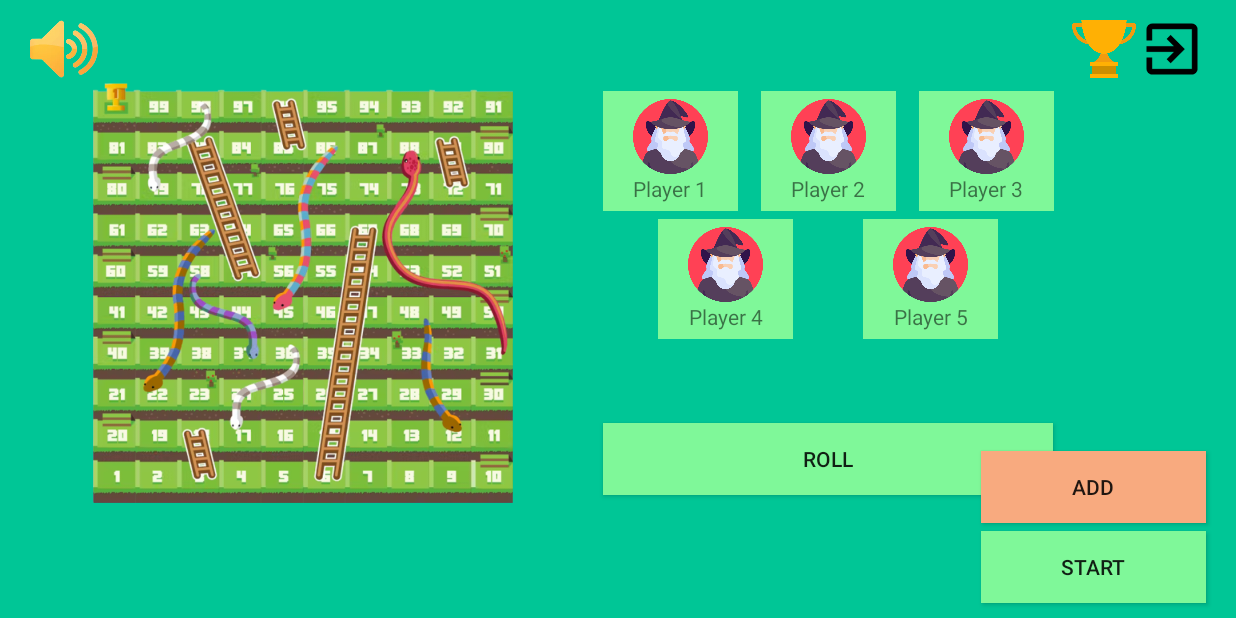
After one commit to aparzero30/snakeAndLadders, an Android app: the fragment BoardFragment placed in its activity, on a phone screen of 824 x 412 dp (held sideways). The commit adds this screen. Run offline under Robolectric (Android 15) with nearby library versions, the phone set to English and light mode, and no system bars.

Commit message:
added board fragment

```diff
--- /dev/null
+++ b/app/src/main/java/ph/stacktrek/novare/laco/aj/cinco/jimuel/snakeandladder/BoardFragment.kt
@@ -0,0 +1,59 @@
+package ph.stacktrek.novare.laco.aj.cinco.jimuel.snakeandladder
+
+import android.os.Bundle
+import androidx.fragment.app.Fragment
+import android.view.LayoutInflater
+import android.view.View
+import android.view.ViewGroup
+
+// TODO: Rename parameter arguments, choose names that match
+// the fragment initialization parameters, e.g. ARG_ITEM_NUMBER
+private const val ARG_PARAM1 = "param1"
+private const val ARG_PARAM2 = "param2"
+
+/**
+ * A simple [Fragment] subclass.
+ * Use the [BoardFragment.newInstance] factory method to
+ * create an instance of this fragment.
+ */
+class BoardFragment : Fragment() {
+    // TODO: Rename and change types of parameters
+    private var param1: String? = null
+    private var param2: String? = null
+
+    override fun onCreate(savedInstanceState: Bundle?) {
+        super.onCreate(savedInstanceState)
+        arguments?.let {
+            param1 = it.getString(ARG_PARAM1)
+            param2 = it.getString(ARG_PARAM2)
+        }
+    }
+
+    override fun onCreateView(
+        inflater: LayoutInflater, container: ViewGroup?,
+        savedInstanceState: Bundle?
+    ): View? {
+        // Inflate the layout for this fragment
+        return inflater.inflate(R.layout.fragment_board, container, false)
+    }
+
+    companion object {
+        /**
+         * Use this factory method to create a new instance of
+         * this fragment using the provided parameters.
+         *
+         * @param param1 Parameter 1.
+         * @param param2 Parameter 2.
+         * @return A new instance of fragment BoardFragment.
+         */
+        // TODO: Rename and change types and number of parameters
+        @JvmStatic
+        fun newInstance(param1: String, param2: String) =
+            BoardFragment().apply {
+                arguments = Bundle().apply {
+                    putString(ARG_PARAM1, param1)
+                    putString(ARG_PARAM2, param2)
+                }
+            }
+    }
+}
--- a/app/src/main/java/ph/stacktrek/novare/laco/aj/cinco/jimuel/snakeandladder/MainActivity.kt
+++ b/app/src/main/java/ph/stacktrek/novare/laco/aj/cinco/jimuel/snakeandladder/MainActivity.kt
@@ -2,6 +2,8 @@ package ph.stacktrek.novare.laco.aj.cinco.jimuel.snakeandladder
 
 import android.os.Bundle
 import android.view.View
+import android.widget.FrameLayout
+import android.widget.TextView
 import androidx.appcompat.app.AppCompatActivity
 import androidx.appcompat.widget.AppCompatButton
 import androidx.appcompat.widget.AppCompatImageView
@@ -11,6 +13,10 @@ class MainActivity : AppCompatActivity() {
     override fun onCreate(savedInstanceState: Bundle?) {
         super.onCreate(savedInstanceState)
         setContentView(R.layout.activity_main)
+
+        val frameLayout = findViewById<FrameLayout>(R.id.home) // get a reference to the FrameLayout
+        val textView = TextView(this) // create a new TextView object
+        frameLayout.addView(textView) // add the TextView to the FrameLayout
 
         val startButton = findViewById<AppCompatButton>(R.id.start_button)
         val addButton = findViewById<AppCompatButton>(R.id.add_button)
@@ -33,6 +39,22 @@ class MainActivity : AppCompatActivity() {
             fragmentTransaction.addToBackStack(null)
             fragmentTransaction.commit()
         }
+
+        startButton.setOnClickListener {
+
+
+            startButton.visibility = View.GONE
+            addButton.visibility = View.GONE
+
+            val fragmentManager = supportFragmentManager
+            val fragmentTransaction = fragmentManager.beginTransaction()
+
+            // Replace FragmentName with the name of your fragment class
+            val fragment = BoardFragment()
+            fragmentTransaction.replace(R.id.home, fragment)
+            fragmentTransaction.addToBackStack(null)
+            fragmentTransaction.commit()
+        }
     }
 
 
--- a/app/src/main/res/layout/activity_main.xml
+++ b/app/src/main/res/layout/activity_main.xml
@@ -88,7 +88,22 @@
         app:layout_constraintTop_toBottomOf="@+id/trophy"
         app:layout_constraintEnd_toEndOf="parent"
         app:layout_constraintStart_toStartOf="parent"
+        >
+
+    <TextView
+        android:id="@+id/leaderboard"
+        android:layout_width="wrap_content"
+        android:layout_height="wrap_content"
+        android:layout_marginTop="13dp"
+        android:fontFamily="monospace"
+        android:text="Players(count)"
+        android:textSize="20sp"
+        android:textStyle="bold"
+        app:layout_constraintStart_toEndOf="@+id/leftGuideline"
+        app:layout_constraintTop_toTopOf="@+id/sound"
         />
+
+    </FrameLayout>
 
 
     <androidx.appcompat.widget.AppCompatButton
--- /dev/null
+++ b/app/src/main/res/layout/fragment_board.xml
@@ -0,0 +1,183 @@
+<?xml version="1.0" encoding="utf-8"?>
+<androidx.constraintlayout.widget.ConstraintLayout xmlns:android="http://schemas.android.com/apk/res/android"
+    android:id="@+id/fragment_container"
+    xmlns:tools="http://schemas.android.com/tools"
+    android:layout_width="700dp"
+    android:layout_height="340dp"
+    xmlns:app="http://schemas.android.com/apk/res-auto"
+    android:background="@color/bg_color"
+    tools:context=".leaderboard_fragment">
+
+    <androidx.appcompat.widget.AppCompatImageView
+        android:id="@+id/board"
+        android:layout_width="280dp"
+        android:layout_height="280dp"
+        android:src="@drawable/board_board"
+        tools:ignore="MissingConstraints" />
+
+    <androidx.appcompat.widget.AppCompatButton
+        android:id="@+id/roll_button"
+        android:layout_width="300dp"
+        android:layout_height="wrap_content"
+        android:background="@color/start_color"
+        android:text="ROLL"
+        app:layout_constraintStart_toEndOf="@id/board"
+        app:layout_constraintBottom_toBottomOf="parent"
+        app:layout_constraintEnd_toEndOf="parent"
+        android:layout_marginBottom="65dp"
+        />
+
+    <FrameLayout
+        android:id="@+id/frame1"
+        android:layout_width="90dp"
+        android:layout_height="80dp"
+        android:background="@color/start_color"
+        app:layout_constraintEnd_toStartOf="@id/frame2"
+        app:layout_constraintTop_toTopOf="parent"
+        android:layout_marginTop="5dp"
+        android:layout_marginRight="15dp"/>
+
+        <ImageView
+            android:id="@+id/player1"
+            android:layout_width="50dp"
+            android:layout_height="50dp"
+            android:src="@drawable/leader_wizard"
+            android:layout_gravity="center_vertical|start"
+            app:layout_constraintStart_toStartOf="@id/frame1"
+            app:layout_constraintTop_toTopOf="@id/frame1"
+            app:layout_constraintEnd_toEndOf="@id/frame1"
+            android:layout_marginTop="5dp"
+            />
+
+        <TextView
+            android:layout_width="wrap_content"
+            android:layout_height="wrap_content"
+            android:text="Player 1"
+            app:layout_constraintStart_toStartOf="@id/frame1"
+            app:layout_constraintTop_toBottomOf="@id/player1"
+            app:layout_constraintEnd_toEndOf="@id/frame1" />
+
+    <FrameLayout
+        android:id="@+id/frame2"
+        android:layout_width="90dp"
+        android:layout_height="80dp"
+        android:background="@color/start_color"
+        app:layout_constraintStart_toEndOf="@id/board"
+        app:layout_constraintEnd_toEndOf="parent"
+        app:layout_constraintTop_toTopOf="parent"
+        android:layout_marginTop="5dp"/>
+
+    <ImageView
+        android:id="@+id/player2"
+        android:layout_width="50dp"
+        android:layout_height="50dp"
+        android:src="@drawable/leader_wizard"
+        android:layout_gravity="center_vertical|start"
+        app:layout_constraintStart_toStartOf="@id/frame2"
+        app:layout_constraintTop_toTopOf="@id/frame2"
+        app:layout_constraintEnd_toEndOf="@id/frame2"
+        android:layout_marginTop="5dp"
+        />
+
+    <TextView
+        android:layout_width="wrap_content"
+        android:layout_height="wrap_content"
+        android:text="Player 2"
+        app:layout_constraintStart_toStartOf="@id/frame2"
+        app:layout_constraintTop_toBottomOf="@id/player2"
+        app:layout_constraintEnd_toEndOf="@id/frame2" />
+
+    <FrameLayout
+        android:id="@+id/frame3"
+        android:layout_width="90dp"
+        android:layout_height="80dp"
+        android:background="@color/start_color"
+        app:layout_constraintStart_toEndOf="@id/frame2"
+        app:layout_constraintTop_toTopOf="parent"
+        android:layout_marginTop="5dp"
+        android:layout_marginLeft="15dp"/>
+
+    <ImageView
+        android:id="@+id/player3"
+        android:layout_width="50dp"
+        android:layout_height="50dp"
+        android:src="@drawable/leader_wizard"
+        android:layout_gravity="center_vertical|start"
+        app:layout_constraintStart_toStartOf="@id/frame3"
+        app:layout_constraintTop_toTopOf="@id/frame3"
+        app:layout_constraintEnd_toEndOf="@id/frame3"
+        android:layout_marginTop="5dp"
+        />
+
+    <TextView
+        android:layout_width="wrap_content"
+        android:layout_height="wrap_content"
+        android:text="Player 3"
+        app:layout_constraintStart_toStartOf="@id/frame3"
+        app:layout_constraintTop_toBottomOf="@id/player3"
+        app:layout_constraintEnd_toEndOf="@id/frame3" />
+
+    <FrameLayout
+        android:id="@+id/frame4"
+        android:layout_width="90dp"
+        android:layout_height="80dp"
+        android:background="@color/start_color"
+        app:layout_constraintTop_toBottomOf="@id/frame1"
+        app:layout_constraintStart_toEndOf="@id/board"
+        app:layout_constraintEnd_toStartOf="@id/frame5"
+        android:layout_marginTop="5dp"
+        android:layout_marginLeft="50dp"/>
+
+    <ImageView
+        android:id="@+id/player4"
+        android:layout_width="50dp"
+        android:layout_height="50dp"
+        android:src="@drawable/leader_wizard"
+        android:layout_gravity="center_vertical|start"
+        app:layout_constraintStart_toStartOf="@id/frame4"
+        app:layout_constraintTop_toTopOf="@id/frame4"
+        app:layout_constraintEnd_toEndOf="@id/frame4"
+        android:layout_marginTop="5dp"
+        />
+
+    <TextView
+        android:layout_width="wrap_content"
+        android:layout_height="wrap_content"
+        android:text="Player 4"
+        app:layout_constraintStart_toStartOf="@id/frame4"
+        app:layout_constraintTop_toBottomOf="@id/player4"
+        app:layout_constraintEnd_toEndOf="@id/frame4" />
+
+    <FrameLayout
+        android:id="@+id/frame5"
+        android:layout_width="90dp"
+        android:layout_height="80dp"
+        android:background="@color/start_color"
+        app:layout_constraintTop_toBottomOf="@id/frame1"
+        app:layout_constraintStart_toEndOf="@id/frame4"
+        app:layout_constraintEnd_toEndOf="parent"
+        android:layout_marginTop="5dp"
+        android:layout_marginRight="50dp"
+        />
+
+    <ImageView
+        android:id="@+id/player5"
+        android:layout_width="50dp"
+        android:layout_height="50dp"
+        android:src="@drawable/leader_wizard"
+        android:layout_gravity="center_vertical|start"
+        app:layout_constraintStart_toStartOf="@id/frame5"
+        app:layout_constraintTop_toTopOf="@id/frame5"
+        app:layout_constraintEnd_toEndOf="@id/frame5"
+        android:layout_marginTop="5dp"
+        />
+
+    <TextView
+        android:layout_width="wrap_content"
+        android:layout_height="wrap_content"
+        android:text="Player 5"
+        app:layout_constraintStart_toStartOf="@id/frame5"
+        app:layout_constraintTop_toBottomOf="@id/player5"
+        app:layout_constraintEnd_toEndOf="@id/frame5" />
+
+</androidx.constraintlayout.widget.ConstraintLayout>
```
Also changed, not shown: app/src/main/res/drawable/board_board.jpg (added), 356 other files.
